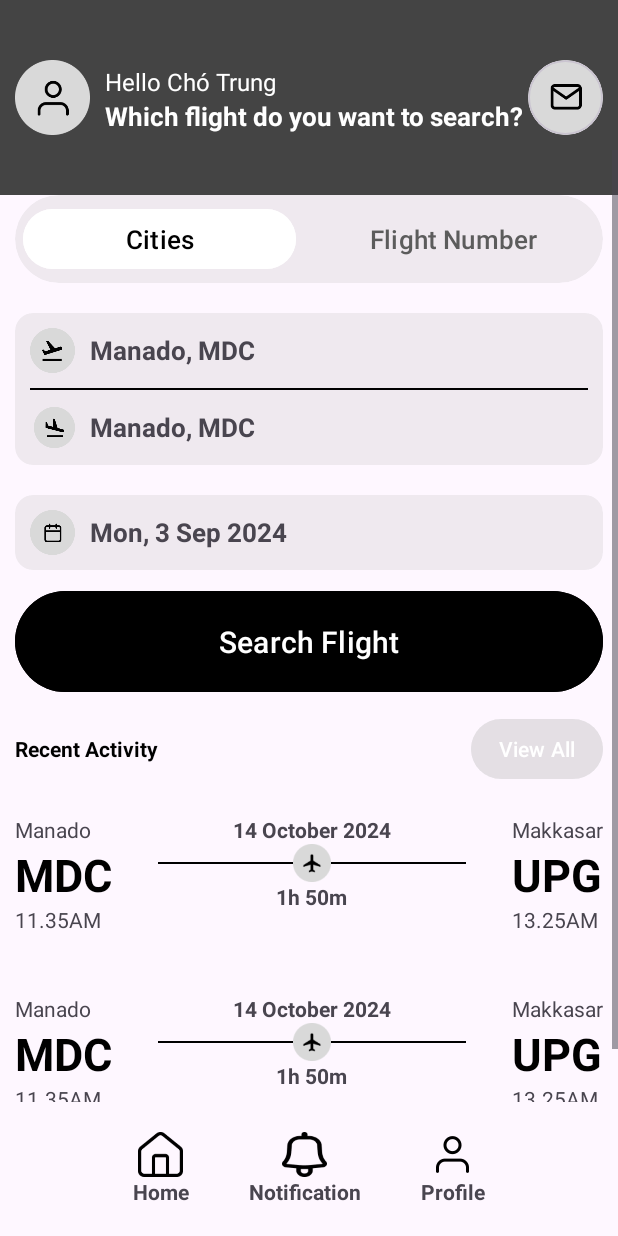
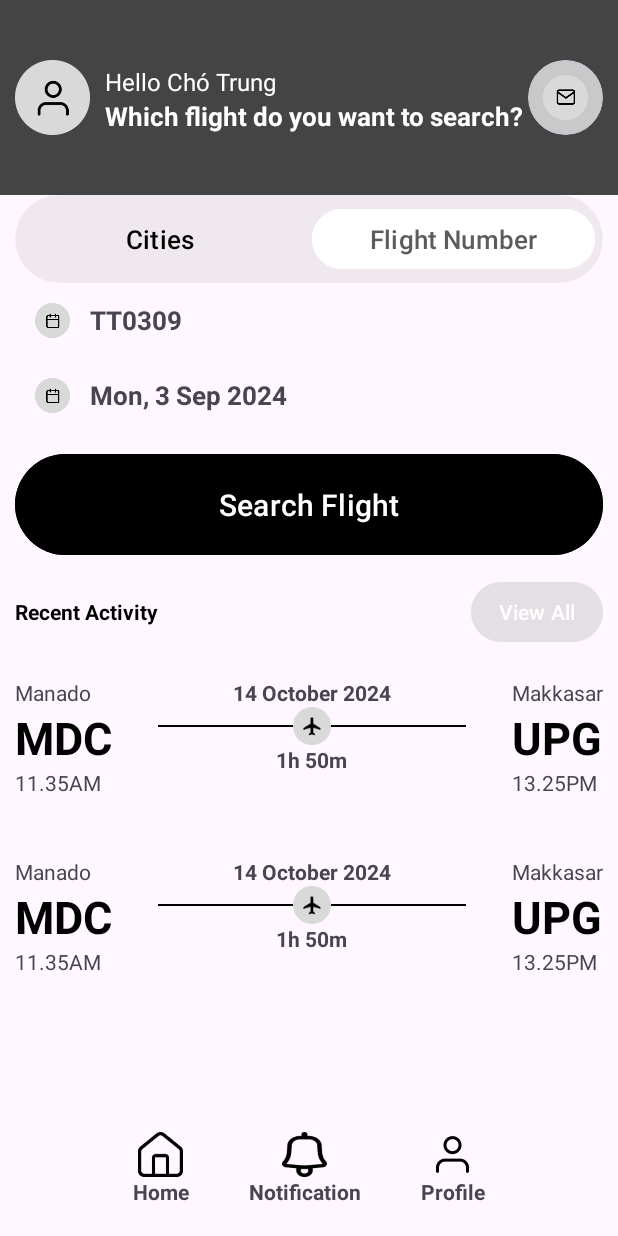
Before and after one commit to hatrungnguyen/Mobile, an Android app: the FlightNumberActivity screen opened directly, with no data from a screen before it, on a phone screen of 412 x 824 dp. Run offline under Robolectric (Android 15) with nearby library versions, the phone set to English and light mode, and no system bars.

Commit message:
fix flight number

```diff
--- a/app/src/main/res/layout/activity_flight_number.xml
+++ b/app/src/main/res/layout/activity_flight_number.xml
@@ -41,7 +41,7 @@
                 android:orientation="vertical">
 
                 <TextView
-                    android:id="@+id/profile_greeting"
+                    android:id="@+id/hello_text"
                     android:layout_width="wrap_content"
                     android:layout_height="wrap_content"
                     android:text="Hello Chó Trung"
@@ -49,7 +49,7 @@
                     android:textSize="16dp" />
 
                 <TextView
-                    android:id="@+id/profile_question"
+                    android:id="@+id/search_question"
                     android:layout_width="wrap_content"
                     android:layout_height="wrap_content"
                     android:text="Which flight do you want to search?"
@@ -70,6 +70,7 @@
                     android:id="@+id/gmail_icon"
                     android:layout_width="50dp"
                     android:layout_height="50dp"
+                    android:padding="10dp"
                     android:src="@drawable/gmail" />
 
             </com.google.android.material.card.MaterialCardView>
@@ -99,7 +100,7 @@
                 android:padding="10dp">
 
                 <com.google.android.material.card.MaterialCardView
-                    android:id="@+id/cities_button"
+                    android:id="@+id/flight_info_card"
                     android:layout_width="match_parent"
                     android:layout_height="wrap_content"
                     android:backgroundTint="#45C3C3C3"
@@ -107,7 +108,7 @@
                     app:strokeWidth="0dp">
 
                     <LinearLayout
-                        android:id="@+id/cities_container"
+                        android:id="@+id/flight_info_container"
                         android:layout_width="match_parent"
                         android:layout_height="wrap_content"
                         android:orientation="horizontal">
@@ -118,7 +119,7 @@
                             android:layout_height="wrap_content"
                             android:layout_margin="5dp"
                             android:layout_weight="1"
-                            android:backgroundTint="#FFFFFF"
+                            android:backgroundTint="#00C3C3C3"
                             android:text="Cities"
                             android:textColor="@color/black"
                             android:textSize="17dp" />
@@ -129,123 +130,58 @@
                             android:layout_height="wrap_content"
                             android:layout_margin="5dp"
                             android:layout_weight="1"
-                            android:backgroundTint="#00C3C3C3"
+                            android:backgroundTint="#FFFFFF"
                             android:text="Flight Number"
                             android:textColor="#5C5C5C"
                             android:textSize="17dp" />
 
                     </LinearLayout>
-                </com.google.android.material.card.MaterialCardView>
-
-                <!-- Other cards and layouts continue below -->
-
-                <com.google.android.material.card.MaterialCardView
-                    android:id="@+id/flight_info_card"
-                    android:layout_width="match_parent"
-                    android:layout_height="wrap_content"
-                    android:layout_marginTop="20dp"
-                    android:backgroundTint="#45C3C3C3"
-                    app:strokeWidth="0dp">
-
-                    <LinearLayout
-                        android:id="@+id/flight_info_container"
-                        android:layout_width="match_parent"
-                        android:layout_height="wrap_content"
-                        android:orientation="horizontal"
-                        android:padding="10dp">
-
-                        <LinearLayout
-                            android:id="@+id/flight_info_text"
-                            android:layout_width="match_parent"
-                            android:layout_height="wrap_content"
-                            android:layout_weight="1"
-                            android:orientation="vertical">
-
-                            <LinearLayout
-                                android:id="@+id/flight_info_departure"
-                                android:layout_width="wrap_content"
-                                android:layout_height="wrap_content"
-                                android:gravity="center_vertical"
-                                android:orientation="horizontal">
-
-                                <ImageView
-                                    android:id="@+id/departure_icon"
-                                    android:layout_width="30dp"
-                                    android:layout_height="30dp"
-                                    android:src="@drawable/takeoff" />
-
-                                <TextView
-                                    android:id="@+id/departure_city"
-                                    android:layout_width="wrap_content"
-                                    android:layout_height="wrap_content"
-                                    android:layout_marginLeft="10dp"
-                                    android:text="Manado, MDC"
-                                    android:textSize="17dp"
-                                    android:textStyle="bold" />
-
-                            </LinearLayout>
-
-                            <View
-                                android:id="@+id/flight_info_divider"
-                                android:layout_width="match_parent"
-                                android:layout_height="1dp"
-                                android:layout_marginTop="10dp"
-                                android:layout_marginBottom="10dp"
-                                android:background="@color/black" />
-
-                            <LinearLayout
-                                android:id="@+id/flight_info_arrival"
-                                android:layout_width="wrap_content"
-                                android:layout_height="wrap_content"
-                                android:gravity="center_vertical"
-                                android:orientation="horizontal">
-
-                                <ImageView
-                                    android:id="@+id/arrival_icon"
-                                    android:layout_width="30dp"
-                                    android:layout_height="30dp"
-                                    android:src="@drawable/takeon" />
-
-                                <TextView
-                                    android:id="@+id/arrival_city"
-                                    android:layout_width="wrap_content"
-                                    android:layout_height="wrap_content"
-                                    android:layout_marginLeft="10dp"
-                                    android:text="Manado, MDC"
-                                    android:textSize="17dp"
-                                    android:textStyle="bold" />
-
-                            </LinearLayout>
-
-                        </LinearLayout>
-                    </LinearLayout>
 
                 </com.google.android.material.card.MaterialCardView>
 
-                <com.google.android.material.card.MaterialCardView
-                    android:id="@+id/date_info_card"
-                    android:layout_width="match_parent"
-                    android:layout_height="wrap_content"
-                    android:layout_marginTop="20dp"
-                    android:backgroundTint="#45C3C3C3"
-                    app:strokeWidth="0dp">
-
                 <LinearLayout
-                        android:id="@+id/date_info_container"
-                        android:layout_width="wrap_content"
+                    android:id="@+id/flight_detail"
+                    android:layout_width="392dp"
                     android:layout_height="wrap_content"
                     android:gravity="center_vertical"
                     android:orientation="horizontal"
                     android:padding="10dp">
 
                     <ImageView
-                            android:id="@+id/calendar_icon"
+                        android:id="@+id/calendar_icon_1"
                         android:layout_width="30dp"
                         android:layout_height="30dp"
+                        android:padding="3dp"
                         android:src="@drawable/calendar" />
 
                     <TextView
-                            android:id="@+id/date_text"
+                        android:id="@+id/flight_code"
+                        android:layout_width="wrap_content"
+                        android:layout_height="wrap_content"
+                        android:layout_marginLeft="10dp"
+                        android:text="TT0309"
+                        android:textSize="17dp"
+                        android:textStyle="bold" />
+
+                </LinearLayout>
+
+                <LinearLayout
+                    android:id="@+id/flight_date_info"
+                    android:layout_width="391dp"
+                    android:layout_height="wrap_content"
+                    android:gravity="center_vertical"
+                    android:orientation="horizontal"
+                    android:padding="10dp">
+
+                    <ImageView
+                        android:id="@+id/calendar_icon_2"
+                        android:layout_width="30dp"
+                        android:layout_height="30dp"
+                        android:padding="3dp"
+                        android:src="@drawable/calendar" />
+
+                    <TextView
+                        android:id="@+id/flight_date"
                         android:layout_width="wrap_content"
                         android:layout_height="wrap_content"
                         android:layout_marginLeft="10dp"
@@ -254,7 +190,6 @@
                         android:textStyle="bold" />
 
                 </LinearLayout>
-                </com.google.android.material.card.MaterialCardView>
 
                 <com.google.android.material.button.MaterialButton
                     android:id="@+id/search_flight_button"
@@ -274,7 +209,7 @@
                     android:layout_marginTop="10dp">
 
                     <TextView
-                        android:id="@+id/recent_activity_text"
+                        android:id="@+id/recent_activity_label"
                         android:layout_width="wrap_content"
                         android:layout_height="wrap_content"
                         android:layout_alignParentLeft="true"
@@ -296,9 +231,10 @@
 
                 </RelativeLayout>
 
-                <!-- Flight timeline layout continues -->
-                <!-- Full flight schedule details below -->
+                <!-- Flight details -->
+
                 <LinearLayout
+                    android:id="@+id/return_flight_info1"
                     android:layout_width="match_parent"
                     android:layout_height="wrap_content"
                     android:orientation="horizontal"
@@ -306,16 +242,19 @@
                     android:layout_marginBottom="20dp">
 
                     <LinearLayout
+                        android:id="@+id/return_departure_container1"
                         android:layout_width="wrap_content"
                         android:layout_height="wrap_content"
                         android:orientation="vertical">
 
                         <TextView
+                            android:id="@+id/return_departure_city1"
                             android:layout_width="wrap_content"
                             android:layout_height="wrap_content"
                             android:text="Manado" />
 
                         <TextView
+                            android:id="@+id/return_departure_code1"
                             android:layout_width="wrap_content"
                             android:layout_height="wrap_content"
                             android:layout_gravity="center_horizontal"
@@ -325,6 +264,7 @@
                             android:textStyle="bold" />
 
                         <TextView
+                            android:id="@+id/return_departure_time1"
                             android:layout_width="wrap_content"
                             android:layout_height="wrap_content"
                             android:text="11.35AM" />
@@ -332,19 +272,22 @@
                     </LinearLayout>
 
                     <LinearLayout
-                        android:layout_width="313dp"
+                        android:id="@+id/return_flight_duration_container1"
+                        android:layout_width="wrap_content"
                         android:layout_height="wrap_content"
                         android:layout_weight="1"
-                        android:gravity="center"
+                        android:gravity="center_horizontal"
                         android:orientation="vertical">
 
                         <TextView
+                            android:id="@+id/return_flight_date1"
                             android:layout_width="wrap_content"
                             android:layout_height="wrap_content"
                             android:text="14 October 2024"
                             android:textStyle="bold" />
 
                         <LinearLayout
+                            android:id="@+id/return_flight_duration_line1"
                             android:layout_width="wrap_content"
                             android:layout_height="wrap_content"
                             android:layout_weight="1"
@@ -352,16 +295,19 @@
                             android:orientation="horizontal">
 
                             <View
+                                android:id="@+id/return_duration_line_left1"
                                 android:layout_width="90dp"
                                 android:layout_height="1dp"
                                 android:background="@color/black" />
 
                             <ImageView
+                                android:id="@+id/return_duration_flight_icon1"
                                 android:layout_width="25dp"
                                 android:layout_height="25dp"
                                 android:src="@drawable/flight" />
 
                             <View
+                                android:id="@+id/return_duration_line_right1"
                                 android:layout_width="90dp"
                                 android:layout_height="1dp"
                                 android:background="@color/black" />
@@ -369,6 +315,7 @@
                         </LinearLayout>
 
                         <TextView
+                            android:id="@+id/return_duration_time1"
                             android:layout_width="wrap_content"
                             android:layout_height="wrap_content"
                             android:text="1h 50m"
@@ -376,16 +323,19 @@
                     </LinearLayout>
 
                     <LinearLayout
+                        android:id="@+id/return_arrival_container1"
                         android:layout_width="wrap_content"
                         android:layout_height="wrap_content"
                         android:orientation="vertical">
 
                         <TextView
+                            android:id="@+id/return_arrival_city1"
                             android:layout_width="wrap_content"
                             android:layout_height="wrap_content"
                             android:text="Makkasar" />
 
                         <TextView
+                            android:id="@+id/return_arrival_code1"
                             android:layout_width="wrap_content"
                             android:layout_height="wrap_content"
                             android:layout_gravity="center_horizontal"
@@ -395,16 +345,19 @@
                             android:textStyle="bold" />
 
                         <TextView
+                            android:id="@+id/return_arrival_time1"
                             android:layout_width="wrap_content"
                             android:layout_height="wrap_content"
-                            android:text="13.25AM" />
+                            android:text="13.25PM" />
 
                     </LinearLayout>
 
                 </LinearLayout>
 
+                <!-- Return flight details -->
 
                 <LinearLayout
+                    android:id="@+id/return_flight_info"
                     android:layout_width="match_parent"
                     android:layout_height="wrap_content"
                     android:orientation="horizontal"
@@ -412,16 +365,19 @@
                     android:layout_marginBottom="20dp">
 
                     <LinearLayout
+                        android:id="@+id/return_departure_container"
                         android:layout_width="wrap_content"
                         android:layout_height="wrap_content"
                         android:orientation="vertical">
 
                         <TextView
+                            android:id="@+id/return_departure_city"
                             android:layout_width="wrap_content"
                             android:layout_height="wrap_content"
                             android:text="Manado" />
 
                         <TextView
+                            android:id="@+id/return_departure_code"
                             android:layout_width="wrap_content"
                             android:layout_height="wrap_content"
                             android:layout_gravity="center_horizontal"
@@ -431,6 +387,7 @@
                             android:textStyle="bold" />
 
                         <TextView
+                            android:id="@+id/return_departure_time"
                             android:layout_width="wrap_content"
                             android:layout_height="wrap_content"
                             android:text="11.35AM" />
@@ -438,19 +395,22 @@
                     </LinearLayout>
 
                     <LinearLayout
-                        android:layout_width="313dp"
+                        android:id="@+id/return_flight_duration_container"
+                        android:layout_width="wrap_content"
                         android:layout_height="wrap_content"
                         android:layout_weight="1"
-                        android:gravity="center"
+                        android:gravity="center_horizontal"
                         android:orientation="vertical">
 
                         <TextView
+                            android:id="@+id/return_flight_date"
                             android:layout_width="wrap_content"
                             android:layout_height="wrap_content"
                             android:text="14 October 2024"
                             android:textStyle="bold" />
 
                         <LinearLayout
+                            android:id="@+id/return_flight_duration_line"
                             android:layout_width="wrap_content"
                             android:layout_height="wrap_content"
                             android:layout_weight="1"
@@ -458,16 +418,19 @@
                             android:orientation="horizontal">
 
                             <View
+                                android:id="@+id/return_duration_line_left"
                                 android:layout_width="90dp"
                                 android:layout_height="1dp"
                                 android:background="@color/black" />
 
                             <ImageView
+                                android:id="@+id/return_duration_flight_icon"
                                 android:layout_width="25dp"
                                 android:layout_height="25dp"
                                 android:src="@drawable/flight" />
 
                             <View
+                                android:id="@+id/return_duration_line_right"
                                 android:layout_width="90dp"
                                 android:layout_height="1dp"
                                 android:background="@color/black" />
@@ -475,6 +438,7 @@
                         </LinearLayout>
 
                         <TextView
+                            android:id="@+id/return_duration_time"
                             android:layout_width="wrap_content"
                             android:layout_height="wrap_content"
                             android:text="1h 50m"
@@ -482,16 +446,19 @@
                     </LinearLayout>
 
                     <LinearLayout
+                        android:id="@+id/return_arrival_container"
                         android:layout_width="wrap_content"
                         android:layout_height="wrap_content"
                         android:orientation="vertical">
 
                         <TextView
+                            android:id="@+id/return_arrival_city"
                             android:layout_width="wrap_content"
                             android:layout_height="wrap_content"
                             android:text="Makkasar" />
 
                         <TextView
+                            android:id="@+id/return_arrival_code"
                             android:layout_width="wrap_content"
                             android:layout_height="wrap_content"
                             android:layout_gravity="center_horizontal"
@@ -501,9 +468,10 @@
                             android:textStyle="bold" />
 
                         <TextView
+                            android:id="@+id/return_arrival_time"
                             android:layout_width="wrap_content"
                             android:layout_height="wrap_content"
-                            android:text="13.25AM" />
+                            android:text="13.25PM" />
 
                     </LinearLayout>
 
@@ -522,7 +490,7 @@
         android:orientation="horizontal">
 
         <LinearLayout
-            android:id="@+id/home_button_container"
+            android:id="@+id/home_button"
             android:layout_width="wrap_content"
             android:layout_height="wrap_content"
             android:layout_margin="20dp"
@@ -545,7 +513,7 @@
         </LinearLayout>
 
         <LinearLayout
-            android:id="@+id/notification_button_container"
+            android:id="@+id/notification_button"
             android:layout_width="wrap_content"
             android:layout_height="wrap_content"
             android:layout_margin="20dp"
@@ -568,7 +536,7 @@
         </LinearLayout>
 
         <LinearLayout
-            android:id="@+id/profile_button_container"
+            android:id="@+id/profile_button"
             android:layout_width="wrap_content"
             android:layout_height="wrap_content"
             android:layout_margin="20dp"
@@ -579,9 +547,7 @@
                 android:id="@+id/profile_icon"
                 android:layout_width="30dp"
                 android:layout_height="30dp"
-                android:src="@drawable/profile1">
-
-            </ImageView>
+                android:src="@drawable/profile1" />
 
             <TextView
                 android:id="@+id/profile_text"
```
Lines whose indentation alone changed are shown as unchanged.
